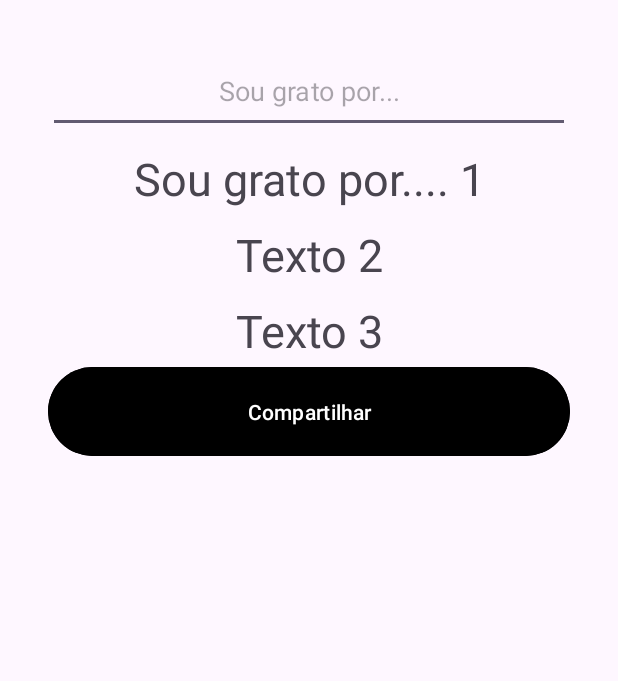
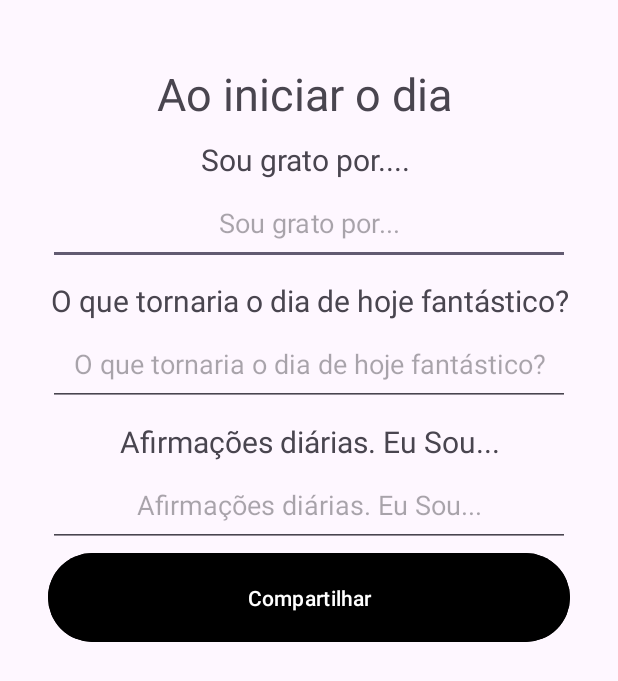
Before and after one commit to sebastianvavini/DiarioDaGratidao, an Android app: the screen it shows after launch (MainActivity), on a phone screen of 412 x 824 dp. Shown: the top 681 px of the screen. Run offline under Robolectric (Android 15) with nearby library versions, the phone set to English and light mode, and no system bars.

Commit message:
Ao iniciar o dia completo

```diff
--- a/app/src/main/res/layout/activity_main.xml
+++ b/app/src/main/res/layout/activity_main.xml
@@ -24,6 +24,23 @@
 
         >
 
+        <TextView
+            android:id="@+id/textViewDia"
+            android:layout_marginTop="10dp"
+            android:textSize="30dp"
+            android:gravity="center"
+            android:layout_width="match_parent"
+            android:layout_height="wrap_content"
+            android:text="Ao iniciar o dia "/>
+        <TextView
+            android:id="@+id/textView1"
+            android:layout_marginTop="10dp"
+            android:textSize="20dp"
+            android:gravity="center"
+            android:layout_width="match_parent"
+            android:layout_height="wrap_content"
+            android:text="Sou grato por.... "/>
+
         <EditText
             android:id="@+id/editText_Numero1"
             android:padding="16dp"
@@ -34,34 +51,46 @@
             android:layout_height="wrap_content"
             />
 
-        <TextView
-            android:id="@+id/textView1"
-            android:layout_marginTop="10dp"
-            android:textSize="30dp"
-            android:gravity="center"
-            android:layout_width="match_parent"
-            android:layout_height="wrap_content"
-            android:text="Sou grato por.... 1"/>
 
 
 
         <TextView
             android:id="@+id/textView2"
             android:layout_marginTop="10dp"
-            android:textSize="30dp"
+            android:textSize="20dp"
             android:gravity="center"
             android:layout_width="match_parent"
             android:layout_height="wrap_content"
-            android:text="Texto 2"/>
+            android:text="O que tornaria o dia de hoje fantástico?"/>
+
+        <EditText
+            android:id="@+id/editText_Numero2"
+            android:padding="16dp"
+            android:hint="O que tornaria o dia de hoje fantástico?"
+            android:gravity="center"
+            android:inputType="numberDecimal"
+            android:layout_width="match_parent"
+            android:layout_height="wrap_content"
+            />
 
         <TextView
             android:id="@+id/textViewResult"
             android:layout_marginTop="10dp"
-            android:textSize="30dp"
+            android:textSize="20dp"
             android:gravity="center"
             android:layout_width="match_parent"
             android:layout_height="wrap_content"
-            android:text="Texto 3"/>
+            android:text="Afirmações diárias. Eu Sou..."/>
+
+        <EditText
+            android:id="@+id/editText_Numero3"
+            android:padding="16dp"
+            android:hint="Afirmações diárias. Eu Sou..."
+            android:gravity="center"
+            android:inputType="numberDecimal"
+            android:layout_width="match_parent"
+            android:layout_height="wrap_content"
+            />
 
 
         <Button
```
